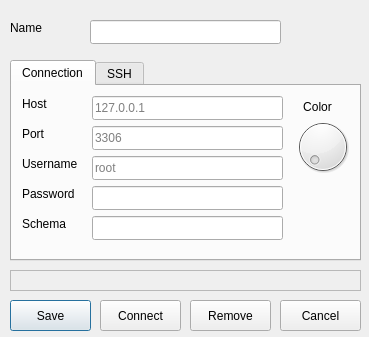
Old version of the form src/connection.ui in the repository GS-Giuliano/SequelFast.
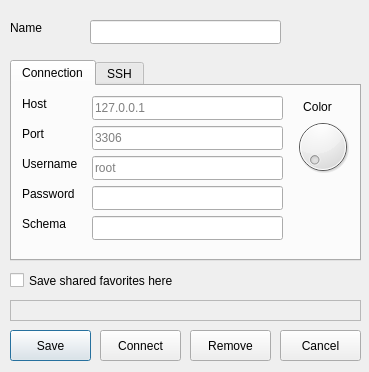
New version of the form. Icons and pictures are not drawn.

Commit message: replace separator char on favorites, included shared favorites

```diff
--- a/src/connection.ui
+++ b/src/connection.ui
@@ -7,7 +7,7 @@
     <x>0</x>
     <y>0</y>
     <width>369</width>
-    <height>337</height>
+    <height>372</height>
    </rect>
   </property>
   <property name="windowTitle">
@@ -46,7 +46,7 @@
    <property name="geometry">
     <rect>
      <x>100</x>
-     <y>300</y>
+     <y>330</y>
      <width>81</width>
      <height>31</height>
     </rect>
@@ -66,7 +66,7 @@
    <property name="geometry">
     <rect>
      <x>190</x>
-     <y>300</y>
+     <y>330</y>
      <width>81</width>
      <height>31</height>
     </rect>
@@ -83,7 +83,7 @@
    <property name="geometry">
     <rect>
      <x>280</x>
-     <y>300</y>
+     <y>330</y>
      <width>81</width>
      <height>31</height>
     </rect>
@@ -463,7 +463,7 @@
    <property name="geometry">
     <rect>
      <x>10</x>
-     <y>300</y>
+     <y>330</y>
      <width>81</width>
      <height>31</height>
     </rect>
@@ -483,7 +483,7 @@
    <property name="geometry">
     <rect>
      <x>10</x>
-     <y>270</y>
+     <y>300</y>
      <width>351</width>
      <height>21</height>
     </rect>
@@ -501,6 +501,19 @@
     <set>Qt::AlignmentFlag::AlignCenter</set>
    </property>
   </widget>
+  <widget class="QCheckBox" name="sharedFavorites">
+   <property name="geometry">
+    <rect>
+     <x>10</x>
+     <y>270</y>
+     <width>351</width>
+     <height>21</height>
+    </rect>
+   </property>
+   <property name="text">
+    <string>Save shared favorites here</string>
+   </property>
+  </widget>
  </widget>
  <tabstops>
   <tabstop>lineName</tabstop>
```
Left out of the diff: 10 changed lines with no effect on the pictures. The commit also changes 14 other files.
